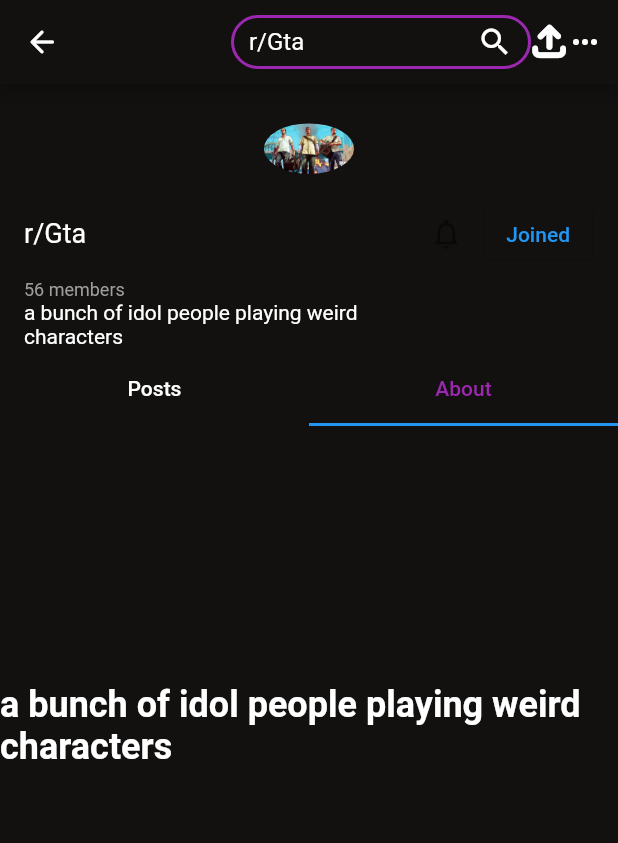
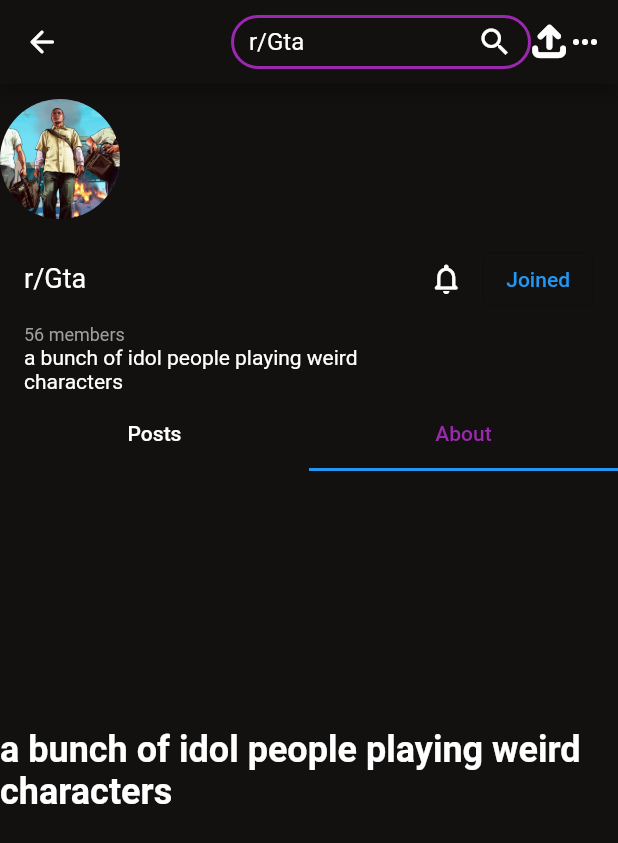
Before and after one commit to SinaArabi/AP-Final-Project, a Flutter app: the screen it shows after launch, tab 2 chosen, on a phone screen of 412 x 824 dp. Shown: the top 843 px of the screen. Run offline on Flutter 3.47's test engine with Material 2 defaults, Android fonts, the phone set to English and light mode, and no system bars; missing offline and left inert: dart:ffi.

Commit message:
subreddit img got a better look

```diff
--- a/reddit_sos/lib/subRedditView.dart
+++ b/reddit_sos/lib/subRedditView.dart
@@ -1,3 +1,5 @@
+import 'dart:ffi';
+
 import 'package:flutter/material.dart';
 import 'package:flutter/src/widgets/framework.dart';
 import 'package:intl/intl.dart';
@@ -27,7 +29,7 @@
       trailing: Wrap(
         children: [
           IconButton(
-            icon: Icon(Icons.notifications_none_rounded),
+            icon: Icon(Icons.notifications_none_rounded, color: Colors.white,),
             onPressed: () {},
           ),
           OutlinedButton(
@@ -71,9 +73,7 @@
                   ),
                 ),
               ),
-              title:
-              // subtitle:
-              Row(
+              title: Row(
                 children: [
                   Text(
                     "u/" + thePost.poster.UserName,
@@ -208,12 +208,14 @@
       body: SafeArea(
         child: Column(children: [
           Column(
-            // crossAxisAlignment: CrossAxisAlignment.start,
+            crossAxisAlignment: CrossAxisAlignment.start,
             children: [
+              SizedBox(
+                height: 10,
+              ),
               Container(
-                alignment: Alignment.bottomLeft,
-                width: 60,
-                height: 60,
+                width: 80,
+                height: 80,
                 child: ClipOval(
                   child: Image.asset(
                     chosenSubReddit.image,
@@ -248,7 +250,6 @@
                                   return subRedditPostComponent(
                                       chosenSubReddit.subRedditPosts[index]);
                                 }),
-
                           ),
                           Container(
                             child: Center(
```
Lines whose indentation alone changed are shown as unchanged.
